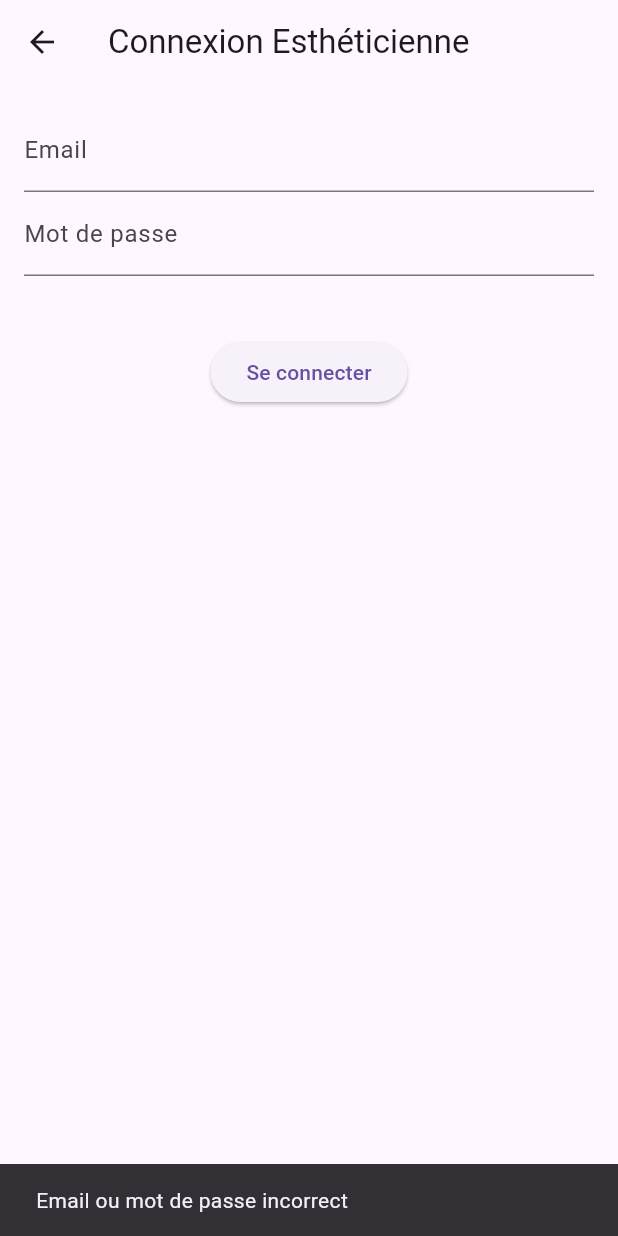
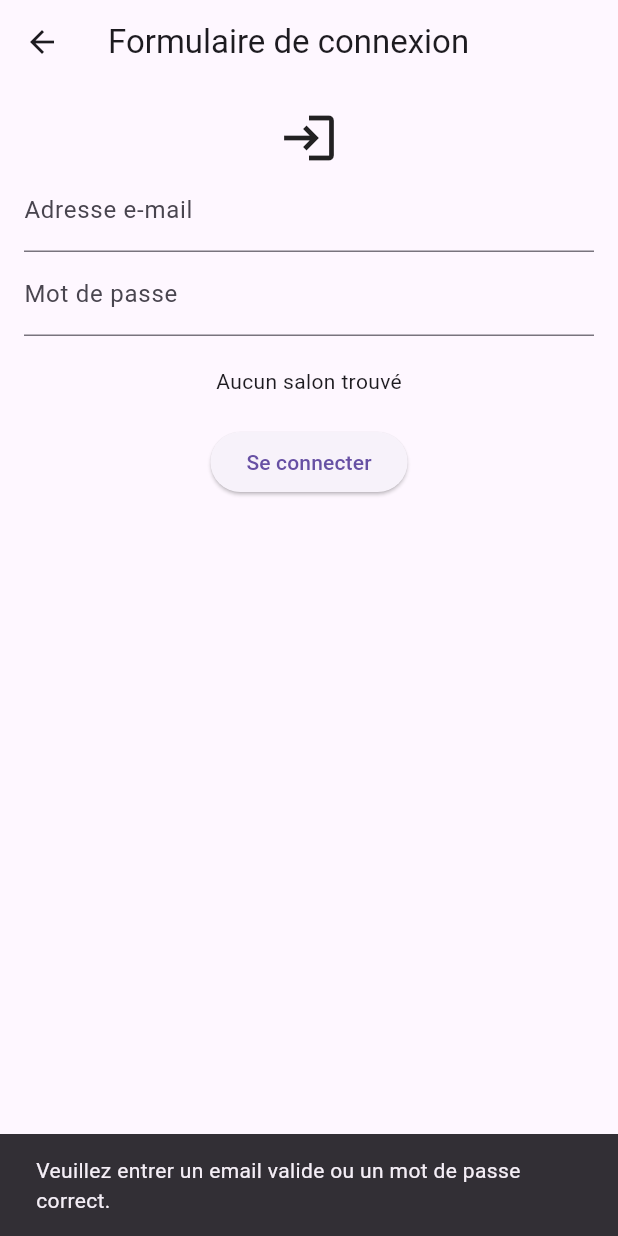
Before and after one commit to Awadiva/flux, a Flutter app: the EstheticianLoginPage screen opened directly, after a tap on "Se connecter", on a phone screen of 412 x 824 dp. Run offline on Flutter 3.47's test engine with Material 3 defaults, Android fonts, the phone set to English and light mode, and no system bars; our stand-ins replace cloud_firestore, file_picker, firebase_auth, firebase_core, firebase_storage, flutter_rating_bar and 4 more; accounts and stored records are empty.

Commit message:
update code for salon selection

```diff
--- a/lib/main.dart
+++ b/lib/main.dart
@@ -50,9 +50,9 @@ class MyApp extends StatelessWidget {
         },
         // EstheticianHomePage: Ensure selectedSalon is passed
         '/estheticianHome': (context) {
-          final String? selectedSalon = ModalRoute.of(context)!.settings.arguments as String?;
-          if (selectedSalon != null) {
-            return EstheticianHome(selectedSalon: selectedSalon);
+          final String? salonId = ModalRoute.of(context)!.settings.arguments as String?;
+          if (salonId != null) {
+            return EstheticianHome(salonId: salonId); // Use salonId instead of selectedSalon
           } else {
             return Scaffold(
               body: Center(
--- a/lib/screens/esthetician_login_page.dart
+++ b/lib/screens/esthetician_login_page.dart
@@ -1,125 +1,61 @@
 import 'package:flutter/material.dart';
 import 'package:cloud_firestore/cloud_firestore.dart';
-import 'package:flux/screens/esthetician_home.dart'; // Import the home page
+import 'esthetician_home.dart'; // Import the esthetician home page
 
 class EstheticianLoginPage extends StatefulWidget {
   @override
-  _EstheticianLoginPageState createState() => _EstheticianLoginPageState();
+  _LoginPageState createState() => _LoginPageState();
 }
 
-class _EstheticianLoginPageState extends State<EstheticianLoginPage> {
+class _LoginPageState extends State<EstheticianLoginPage> {
   final TextEditingController _emailController = TextEditingController();
   final TextEditingController _passwordController = TextEditingController();
   String? _selectedSalon;
-  List<String> _salons = [];
+  String? _errorMessage;
 
   @override
   void initState() {
     super.initState();
-    _fetchSalons();
-  }
 
-  Future<void> _fetchSalons() async {
-    try {
-      QuerySnapshot snapshot = await FirebaseFirestore.instance.collection('salons').get();
-      List<String> salons = snapshot.docs.map((doc) => doc['salon_name'] as String).toList();
-      setState(() {
-        _salons = salons;
-      });
-    } catch (e) {
-      print('Error fetching salons: $e');
-    }
-  }
-
-  Future<void> _loginEsthetician() async {
-    try {
-      QuerySnapshot snapshot = await FirebaseFirestore.instance
-          .collection('estheticians')
-          .where('email', isEqualTo: _emailController.text.trim())
-          .where('password', isEqualTo: _passwordController.text.trim())
-          .get();
-
-      if (snapshot.docs.isNotEmpty) {
-        var estheticianDoc = snapshot.docs.first;
-        var data = estheticianDoc.data() as Map<String, dynamic>;
-        String? registeredSalon = data['registered_salon'] as String?;
-
-        if (registeredSalon != null && _salons.contains(registeredSalon)) {
-          setState(() {
-            _selectedSalon = registeredSalon;
-          });
-
-          ScaffoldMessenger.of(context).showSnackBar(
-            SnackBar(content: Text('Connexion réussie. Salon sélectionné: $_selectedSalon')),
-          );
-
-          // Check if a salon is selected before navigating
-          if (_selectedSalon != null) {
-            // Redirect to EstheticianHomePage
-            Navigator.push(
-              context,
-              MaterialPageRoute(
-                builder: (context) => EstheticianHome(selectedSalon: _selectedSalon!), // Safe usage
-              ),
-            );
-          } else {
-            ScaffoldMessenger.of(context).showSnackBar(
-              SnackBar(content: Text('Veuillez sélectionner un salon.')),
-            );
-          }
-        } else {
-          ScaffoldMessenger.of(context).showSnackBar(
-            SnackBar(content: Text('Salon enregistré non trouvé')),
-          );
-        }
-      } else {
-        ScaffoldMessenger.of(context).showSnackBar(
-          SnackBar(content: Text('Email ou mot de passe incorrect')),
-        );
-      }
-    } catch (e) {
-      print('Error logging in: $e');
-    }
+    // Ajouter un listener sur l'emailController pour déclencher une recherche dans Firestore
+    _emailController.addListener(() {
+      _fetchSalonForEmail(_emailController.text.trim());
+    });
   }
 
   @override
   Widget build(BuildContext context) {
     return Scaffold(
-      appBar: AppBar(title: Text('Connexion Esthéticienne')),
+      appBar: AppBar(
+        title: Text('Formulaire de connexion'),
+      ),
       body: Padding(
-        padding: const EdgeInsets.all(16.0),
+        padding: EdgeInsets.all(16.0),
         child: Column(
           children: [
+            Icon(Icons.login, size: 40),
             TextField(
               controller: _emailController,
-              decoration: InputDecoration(labelText: 'Email'),
+              decoration: InputDecoration(labelText: 'Adresse e-mail'),
               keyboardType: TextInputType.emailAddress,
             ),
             TextField(
               controller: _passwordController,
+              obscureText: true,
               decoration: InputDecoration(labelText: 'Mot de passe'),
-              obscureText: true,
             ),
             SizedBox(height: 20),
-            if (_salons.isNotEmpty)
-              DropdownButton<String>(
-                value: _selectedSalon,
-                hint: Text('Choisissez un salon'),
-                items: _salons.map((salon) {
-                  return DropdownMenuItem<String>(
-                    value: salon,
-                    child: Text(salon),
-                  );
-                }).toList(),
-                onChanged: (value) {
-                  setState(() {
-                    _selectedSalon = value;
-                  });
-                },
-              ),
+            _selectedSalon != null
+                ? Text('Salon sélectionné: $_selectedSalon')
+                : _errorMessage != null
+                ? Text(
+              _errorMessage!,
+              style: TextStyle(color: Colors.red),
+            )
+                : Text('Aucun salon trouvé'),
             SizedBox(height: 20),
             ElevatedButton(
-              onPressed: _loginEsthetician,
+              onPressed: _handleLogin,
               child: Text('Se connecter'),
             ),
           ],
@@ -127,4 +63,57 @@ class _EstheticianLoginPageState extends State<EstheticianLoginPage> {
       ),
     );
   }
+
+  Future<void> _fetchSalonForEmail(String email) async {
+    if (email.isEmpty) {
+      setState(() {
+        _selectedSalon = null;
+        _errorMessage = null;
+      });
+      return;
+    }
+
+    try {
+      // Cherche dans la collection 'clients' par email pour récupérer le salon sélectionné
+      QuerySnapshot querySnapshot = await FirebaseFirestore.instance
+          .collection('clients')
+          .where('email', isEqualTo: email)
+          .get();
+
+      if (querySnapshot.docs.isNotEmpty) {
+        var clientData = querySnapshot.docs.first.data() as Map<String, dynamic>;
+        setState(() {
+          _selectedSalon = clientData['salon'] ?? 'Salon inconnu';
+          _errorMessage = null;
+        });
+      } else {
+        setState(() {
+          _selectedSalon = null;
+          _errorMessage = 'Aucun salon trouvé pour cet email';
+        });
+      }
+    } catch (e) {
+      setState(() {
+        _selectedSalon = null;
+        _errorMessage = 'Erreur lors de la récupération du salon';
+      });
+      print('Erreur lors de la récupération du salon pour l\'email: $e');
+    }
+  }
+
+  void _handleLogin() {
+    if (_selectedSalon != null) {
+      // Après une connexion réussie, rediriger vers la page EstheticianHome
+      Navigator.pushReplacement(
+        context,
+        MaterialPageRoute(
+          builder: (context) => EstheticianHome(salonId: _selectedSalon!), // Passe le salon sélectionné
+        ),
+      );
+    } else {
+      ScaffoldMessenger.of(context).showSnackBar(
+        SnackBar(content: Text('Veuillez entrer un email valide ou un mot de passe correct.')),
+      );
+    }
+  }
 }
--- a/lib/screens/salon_detail_page.dart
+++ b/lib/screens/salon_detail_page.dart
@@ -145,6 +145,7 @@ class SalonDetailPage extends StatelessWidget {
   );
 }
 
+
   // Afficher le menu des options après la connexion réussie
   void _showMenuOptions(BuildContext context) {
     showModalBottomSheet(
```
Also changed, not shown: lib/screens/add_salon_page.dart (+19 -6 lines), lib/screens/admin_login_page.dart (+14 -17 lines), lib/screens/esthetician_home.dart (+18 -14 lines), lib/screens/esthetician_registration_page.dart (+37 -16 lines). Lines whose indentation alone changed are shown as unchanged.
